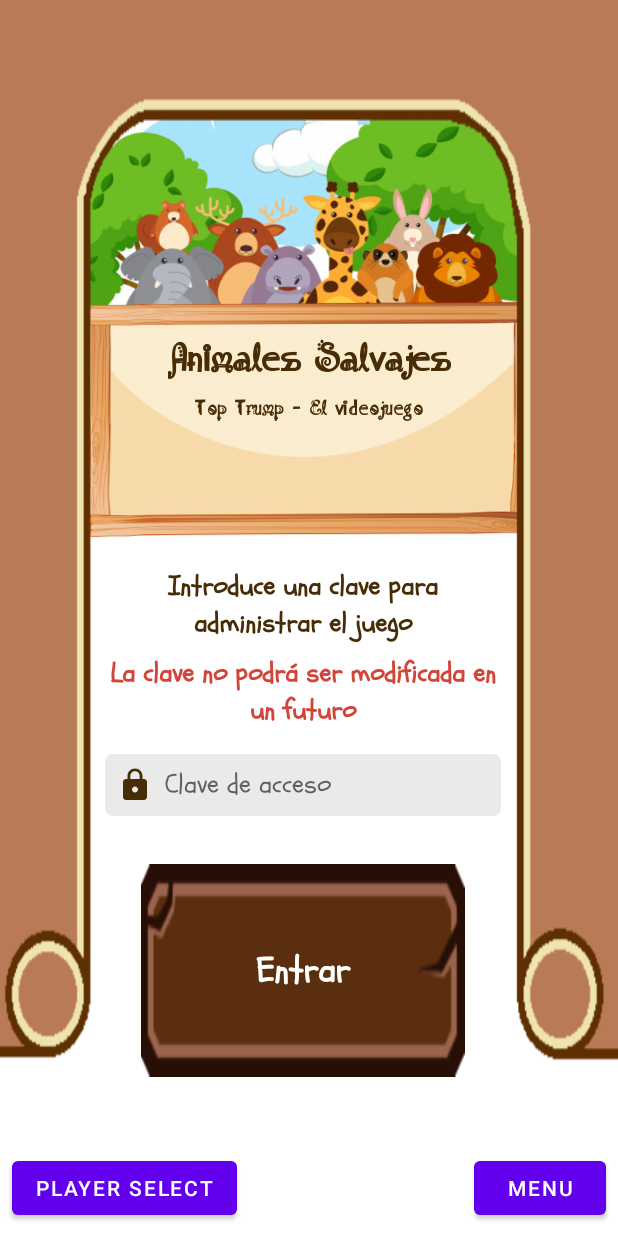
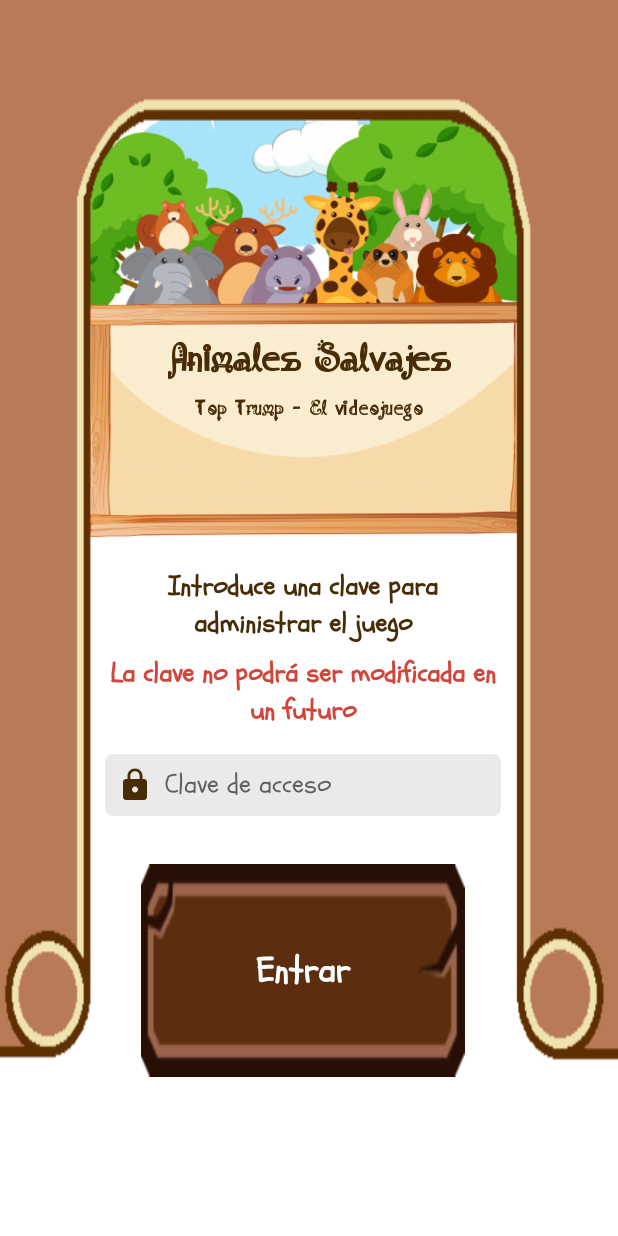
Before and after one commit to TeamBiscochito/proyectofinal, an Android app: the screen it shows after launch (MainActivity), on a phone screen of 412 x 824 dp. Run offline under Robolectric (Android 15) with nearby library versions, the phone set to English and light mode, and no system bars.

Commit message:
Arreglos varios

```diff
--- a/app/src/main/java/teambiscochito/toptrumpsgame/view/fragment/CrearAdminFragment.java
+++ b/app/src/main/java/teambiscochito/toptrumpsgame/view/fragment/CrearAdminFragment.java
@@ -52,8 +52,7 @@ public class CrearAdminFragment extends Fragment {
 
         initAnim();
 
-        Button btMenuParaProbar = view.findViewById(R.id.btMenuParaProbar);
-        Button btSeleccionarJugadorParaProbar = view.findViewById(R.id.btSeleccionarParaProbar);
+
         tvAdminEntrar = view.findViewById(R.id.tvAdminEntrar);
         vAdminEntrar = view.findViewById(R.id.viewBtAdminEntrar);
 
@@ -77,6 +76,23 @@ public class CrearAdminFragment extends Fragment {
                 if(event.getAction() == MotionEvent.ACTION_DOWN) {
                     vAdminEntrar.startAnimation(animScaleUp);
                     tvAdminEntrar.startAnimation(animScaleUp);
+                    try {
+                        String clave = etClave.getText().toString();
+                        if(clave.isEmpty()){
+                            Toast.makeText(getContext(),"La clave no puede estar vacia", Toast.LENGTH_LONG ).show();
+                            return false;
+                        }
+                        SharedPreferences sharedPref = getActivity().getPreferences(Context.MODE_PRIVATE);
+                        SharedPreferences.Editor editor = sharedPref.edit();
+                        editor.putString("clave_admin", clave);
+                        editor.commit();
+                    }catch (Exception e){
+                        Log.v("xyz", e.getMessage() );
+                    }
+
+                    // -----------------------------------------------------------------------------------------
+                    navController.navigate(R.id.action_crearAdminFragment_to_chooseUserFragment);
+
 
                 } else if (event.getAction() == MotionEvent.ACTION_UP) {
                     vAdminEntrar.startAnimation(animScaleDown);
@@ -88,36 +104,12 @@ public class CrearAdminFragment extends Fragment {
         });
 
         // -----------------------------------------------------------------------------------------
-        btMenuParaProbar.setOnClickListener(new View.OnClickListener() {
-            @Override
-            public void onClick(View v) {
-                // -----------------------------------------------------------------------------------------
-                try {
-                    String clave = etClave.getText().toString();
-                    if(clave.isEmpty()){
-                        Toast.makeText(getContext(),"La clave no puede estar vacia", Toast.LENGTH_LONG ).show();
-                        return;
-                    }
-                    SharedPreferences sharedPref = getActivity().getPreferences(Context.MODE_PRIVATE);
-                    SharedPreferences.Editor editor = sharedPref.edit();
-                    editor.putString("clave_admin", clave);
-                    editor.commit();
-                }catch (Exception e){
-                    Log.v("xyz", e.getMessage() );
-                }
 
                 // -----------------------------------------------------------------------------------------
-                navController.navigate(R.id.action_crearAdminFragment_to_chooseUserFragment);
 
-            }
-        });
 
-        btSeleccionarJugadorParaProbar.setOnClickListener(new View.OnClickListener() {
-            @Override
-            public void onClick(View v) {
-                navController.navigate(R.id.action_crearAdminFragment_to_addUserFragment);
-            }
-        });
+
+
     }
 
     private void initAnim() {
--- a/app/src/main/java/teambiscochito/toptrumpsgame/viewmodel/ViewModel.java
+++ b/app/src/main/java/teambiscochito/toptrumpsgame/viewmodel/ViewModel.java
@@ -16,6 +16,7 @@ import teambiscochito.toptrumpsgame.model.room.pojo.User;
 public class ViewModel extends AndroidViewModel {
 
     private Repository repository;
+    public static User userActual;
 
     public ViewModel(@NonNull Application application) {
         super(application);
--- a/app/src/main/res/layout/fragment_crear_admin.xml
+++ b/app/src/main/res/layout/fragment_crear_admin.xml
@@ -7,26 +7,6 @@
     tools:context=".view.fragment.CrearAdminFragment"
     android:focusable="true"
     android:focusableInTouchMode="true">
-
-    <Button
-        android:id="@+id/btMenuParaProbar"
-        android:layout_width="wrap_content"
-        android:layout_height="wrap_content"
-        android:layout_marginEnd="8dp"
-        android:layout_marginBottom="8dp"
-        android:text="menu"
-        app:layout_constraintBottom_toBottomOf="parent"
-        app:layout_constraintEnd_toEndOf="parent" />
-
-    <Button
-        android:id="@+id/btSeleccionarParaProbar"
-        android:layout_width="wrap_content"
-        android:layout_height="wrap_content"
-        android:layout_marginStart="8dp"
-        android:layout_marginBottom="8dp"
-        android:text="player select"
-        app:layout_constraintBottom_toBottomOf="parent"
-        app:layout_constraintStart_toStartOf="parent" />
 
     <ImageView
         android:id="@+id/imageView"
```
Also changed, not shown: app/src/main/java/teambiscochito/toptrumpsgame/view/adapter/RecyclerUserAdapter.java (+14 -5 lines), app/src/main/java/teambiscochito/toptrumpsgame/view/fragment/ChooseUserFragment.java (+3 -9 lines), app/src/main/java/teambiscochito/toptrumpsgame/view/fragment/MenuFragment.java (+56 -26 lines), app/src/main/res/layout/fragment_choose_user.xml (+0 -8 lines), app/src/main/res/drawable-v24/defaultimg.jpg (added).
